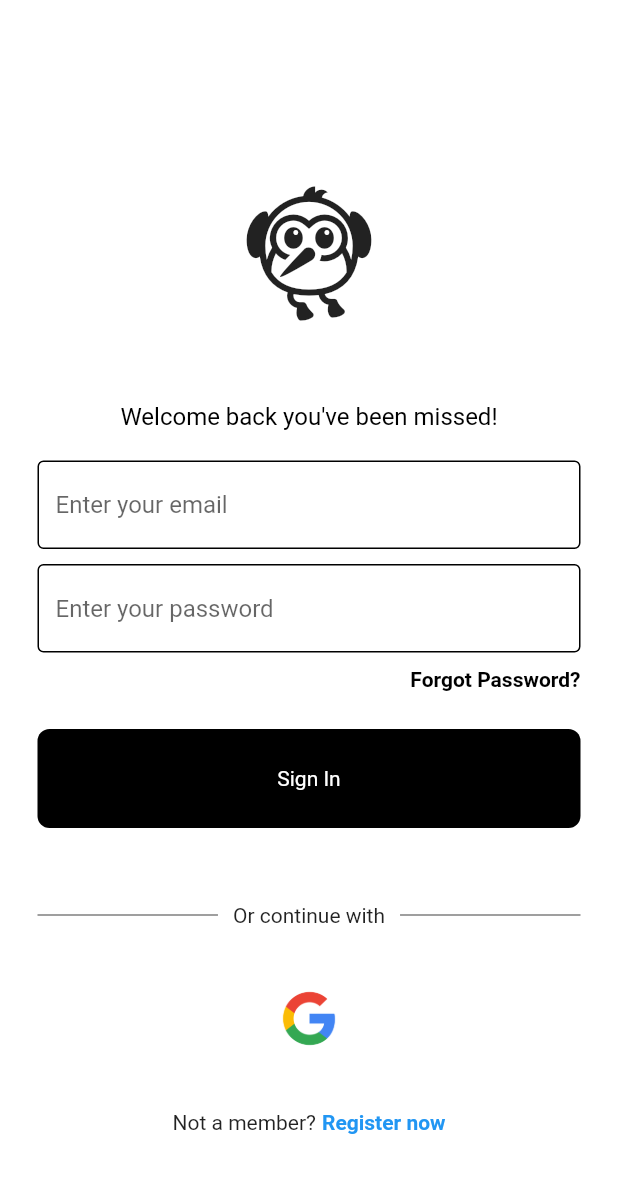
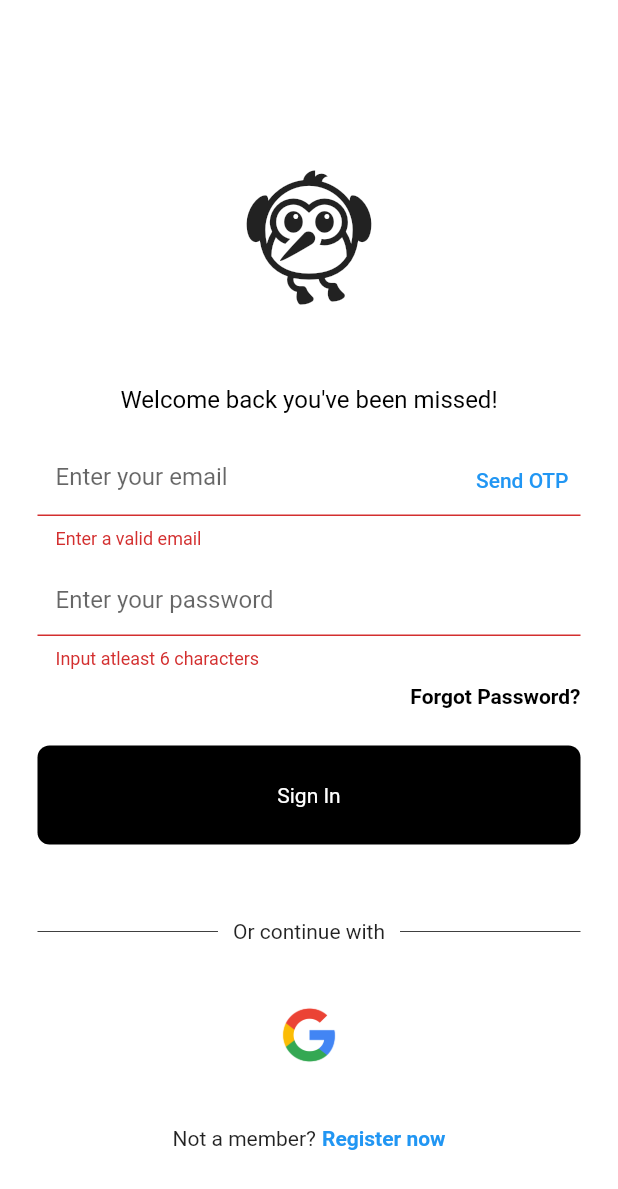
Before and after one commit to andreimiranda0121/CSE20, a Flutter app: the screen it shows after launch, after a tap on "Sign In", on a phone screen of 412 x 824 dp. Shown: the top 1189 px of the screen. Run offline on Flutter 3.47's test engine with Material 2 defaults, Android fonts, the light colour scheme and no system bars; our stand-ins replace email_validator, firebase_auth, firebase_core, google_sign_in; accounts and stored records are empty.

Commit message:
Third Commit

```diff
--- a/lib/components/email_textfield.dart
+++ b/lib/components/email_textfield.dart
@@ -1,3 +1,4 @@
+import 'package:email_validator/email_validator.dart';
 import 'package:flutter/material.dart';
 
 class EmailText extends StatelessWidget {
@@ -16,10 +17,12 @@ class EmailText extends StatelessWidget {
   Widget build(BuildContext context) {
     return Padding(
       padding: const EdgeInsets.symmetric(horizontal: 25.0),
-      child: TextField(
+      child: TextFormField(
         controller: controller,
         autocorrect: autoCorrect,
         enableSuggestions: suggestion,
+        autovalidateMode: AutovalidateMode.onUserInteraction,
+        validator: (email) => email!= null && !EmailValidator.validate(email) ? 'Enter a valid email': null,
         decoration: InputDecoration(
           hintText: hintText,
           enabledBorder: const OutlineInputBorder(
@@ -32,6 +35,10 @@ class EmailText extends StatelessWidget {
           ),
           fillColor: Colors.white,
           filled: true,
+          suffixIcon: TextButton(
+            child: const Text("Send OTP"),
+            onPressed: (){},
+          )
         ),
       ),
     );
--- a/lib/components/password_textfield.dart
+++ b/lib/components/password_textfield.dart
@@ -6,8 +6,7 @@ class PasswordText extends StatelessWidget {
   final bool autoCorrect;
   final bool suggestion;
   final bool obscureText;
-
-  const PasswordText({
+  PasswordText({
     super.key,
     required this.controller,
     required this.hintText,
@@ -18,13 +17,16 @@ class PasswordText extends StatelessWidget {
 
   @override
   Widget build(BuildContext context) {
+    final password = controller.text;
     return Padding(
       padding: const EdgeInsets.symmetric(horizontal: 25.0),
-      child: TextField(
+      child: TextFormField(
         controller: controller,
         obscureText: obscureText,
         autocorrect: autoCorrect,
         enableSuggestions: suggestion,
+        autovalidateMode: AutovalidateMode.onUserInteraction,
+        validator: (value) => value != null && value.length < 6 ? 'Input atleast 6 characters' : null,
         decoration: InputDecoration(
           hintText: hintText,
           enabledBorder: const OutlineInputBorder(
--- a/lib/components/sign_button.dart
+++ b/lib/components/sign_button.dart
@@ -1,9 +1,9 @@
 import 'package:flutter/material.dart';
 
-class SignUpButton extends StatelessWidget {
+class MyButton extends StatelessWidget {
   final Function()? onTap;
   final String text;
-  const SignUpButton({super.key, required this.onTap, required this.text});
+  const MyButton({super.key, required this.onTap, required this.text});
   @override
   Widget build(BuildContext context) {
     return GestureDetector(
--- a/lib/main.dart
+++ b/lib/main.dart
@@ -2,6 +2,7 @@ import 'package:flutter/material.dart';
 import 'package:firebase_core/firebase_core.dart' show Firebase;
 import 'package:untitled/firebase_options.dart';
 import 'package:untitled/pages/auth_page.dart';
+import 'package:untitled/services/utils.dart';
 
 void main() async {
   WidgetsFlutterBinding.ensureInitialized();
@@ -10,16 +11,18 @@ void main() async {
   );
   runApp(const MyApp());
 }
-
+final navigatorKey = GlobalKey<NavigatorState>();
 class MyApp extends StatelessWidget {
   const MyApp({super.key});
 
   // This widget is the root of your application.
   @override
   Widget build(BuildContext context) {
-    return const MaterialApp(
+    return MaterialApp(
+      scaffoldMessengerKey: Utils.messengerKey,
+      navigatorKey: navigatorKey,
       debugShowCheckedModeBanner: false,
-      home: AuthPage(),
+      home: const AuthPage(),
     );
   }
 }
--- a/lib/pages/auth_page.dart
+++ b/lib/pages/auth_page.dart
@@ -13,7 +13,11 @@ class AuthPage extends StatelessWidget {
         body: StreamBuilder<User?>(
           stream: FirebaseAuth.instance.authStateChanges(),
           builder: (context, snapshot) {
-            if (snapshot.hasData) {
+            if(snapshot.connectionState == ConnectionState.waiting){
+              return const Center(child: CircularProgressIndicator());
+            }else if(snapshot.hasError){
+              return const Center(child: Text("Something went wrong"));
+            }else if (snapshot.hasData) {
               return const HomePage();
             } else {
               return const LoginOrRegister();
--- a/lib/pages/login_page.dart
+++ b/lib/pages/login_page.dart
@@ -3,7 +3,10 @@ import 'package:flutter/material.dart';
 import 'package:untitled/components/email_textfield.dart';
 import 'package:untitled/components/password_textfield.dart';
 import 'package:untitled/components/sign_button.dart';
+import 'package:untitled/main.dart';
+import 'package:untitled/pages/forgot_password_page.dart';
 import 'package:untitled/services/auth_service.dart';
+import 'package:untitled/services/utils.dart';
 
 
 class LoginPage extends StatefulWidget {
@@ -19,6 +22,8 @@ class LoginPage extends StatefulWidget {
 class _LoginPageState extends State<LoginPage> {
   late final TextEditingController _email;
   late final TextEditingController _password;
+  final formKey = GlobalKey<FormState>();
+
   @override
   void initState() {
     _email = TextEditingController();
@@ -33,61 +38,13 @@ class _LoginPageState extends State<LoginPage> {
     super.dispose();
   }
 
-  void sigiIn() async {
-    //show loading circle
-    showDialog(
-        context: context,
-        builder: (context) {
-          return const Center(
-            child: CircularProgressIndicator(),
-          );
-        });
-    //sign in
-    try {
-      await FirebaseAuth.instance.signInWithEmailAndPassword(
-          email: _email.text, password: _password.text);
-      // ignore: use_build_context_synchronously
-      Navigator.pop(context);
-    } on FirebaseAuthException catch (e) {
-      //wrong email
-      Navigator.pop(context);
-      if (e.code == 'user-not-found') {
-        wrongEmail();
-      }
-      //wrong password
-      else if (e.code == 'wrong-password') {
-        wrongPassword();
-      }
-    }
-
-    // ignore: use_build_context_synchronously
-  }
-
-  void wrongEmail() {
-    showDialog(
-        context: context,
-        builder: (context) {
-          return const AlertDialog(
-            title: Text('Wrong Email'),
-          );
-        });
-  }
-
-  void wrongPassword() {
-    showDialog(
-        context: context,
-        builder: (context) {
-          return const AlertDialog(
-            title: Text('Wrong Password'),
-          );
-        });
-  }
-
   @override
   Widget build(BuildContext context) {
     return Scaffold(
       backgroundColor: Colors.white,
       body: SafeArea(
+        child: Form(
+          key: formKey,
           child: Center(
             child: SingleChildScrollView(
               child:
@@ -141,11 +98,17 @@ class _LoginPageState extends State<LoginPage> {
                   child: Row(
                     //make the text go to end of the row
                     mainAxisAlignment: MainAxisAlignment.end,
-                  children: const [
-                    Text(
+                    children: [
+                      GestureDetector(
+                        onTap: ()=>Navigator.of(context).push(
+                            MaterialPageRoute(
+                                builder: (context)=>const ForgotPasswordPage())
+                        ),
+                        child: const Text(
                           'Forgot Password?',
                           style: TextStyle(
                               color: Colors.black, fontWeight: FontWeight.bold),
+                        ),
                       ),
                     ],
                   ),
@@ -154,7 +117,7 @@ class _LoginPageState extends State<LoginPage> {
                 const SizedBox(
                   height: 25,
                 ),
-              SignUpButton(
+                MyButton(
                   text: 'Sign In',
                   onTap: sigiIn,
                 ),
@@ -239,6 +202,33 @@ class _LoginPageState extends State<LoginPage> {
             ),
           ),
         ),
+      ),
     );
   }
+  Future sigiIn() async {
+    //show loading circle
+    final isValid = formKey.currentState!.validate();
+    if(!isValid) return;
+
+    showDialog(
+        context: context,
+        barrierDismissible: false,
+        builder: (context) {
+          return const Center(
+            child: CircularProgressIndicator(),
+          );
+        });
+    //sign in
+    try {
+      await FirebaseAuth.instance.signInWithEmailAndPassword(
+          email: _email.text, password: _password.text);
+      // ignore: use_build_context_synchronously
+    } on FirebaseAuthException catch (e) {
+      //wrong email
+      Utils.showSnackBar(e.code);
     }
+    navigatorKey.currentState!.popUntil((route) => route.isFirst);
+    // ignore: use_build_context_synchronously
+  }
+
+}
--- /dev/null
+++ b/lib/services/utils.dart
@@ -0,0 +1,12 @@
+import 'package:flutter/material.dart';
+
+class Utils{
+  static final messengerKey = GlobalKey<ScaffoldMessengerState>();
+  static showSnackBar(String text){
+    if(text == '') return;
+    final snackBar = SnackBar(content: Text(text),backgroundColor: Colors.red,);
+    messengerKey.currentState!
+      ..removeCurrentSnackBar()
+      ..showSnackBar(snackBar);
+  }
+}
--- a/pubspec.yaml
+++ b/pubspec.yaml
@@ -38,6 +38,7 @@ dependencies:
   cupertino_icons: ^1.0.2
   firebase_auth: ^4.2.4
   google_sign_in: ^5.4.2
+  email_validator: ^2.1.17
 
 dev_dependencies:
   flutter_test:
```
Also changed, not shown: lib/pages/forgot_password_page.dart (added, +82 -0 lines), lib/pages/home_page.dart (+6 -1 lines), lib/pages/register.dart (+39 -57 lines), lib/pages/verify_page.dart (added, +16 -0 lines), pubspec.lock. Lines whose indentation alone changed are shown as unchanged.
